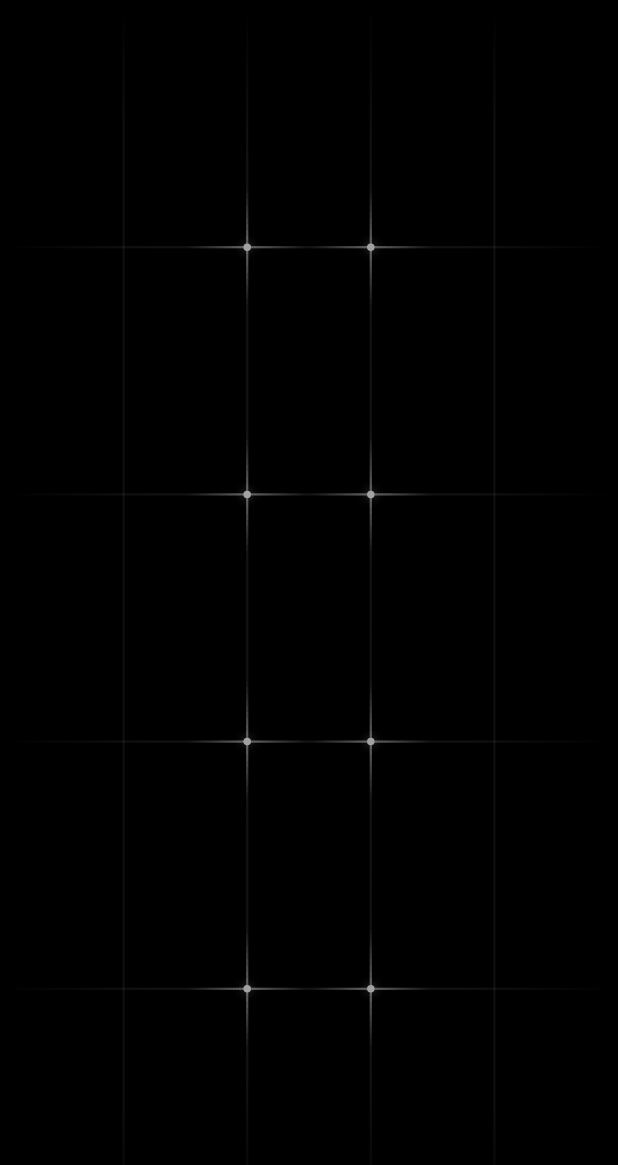
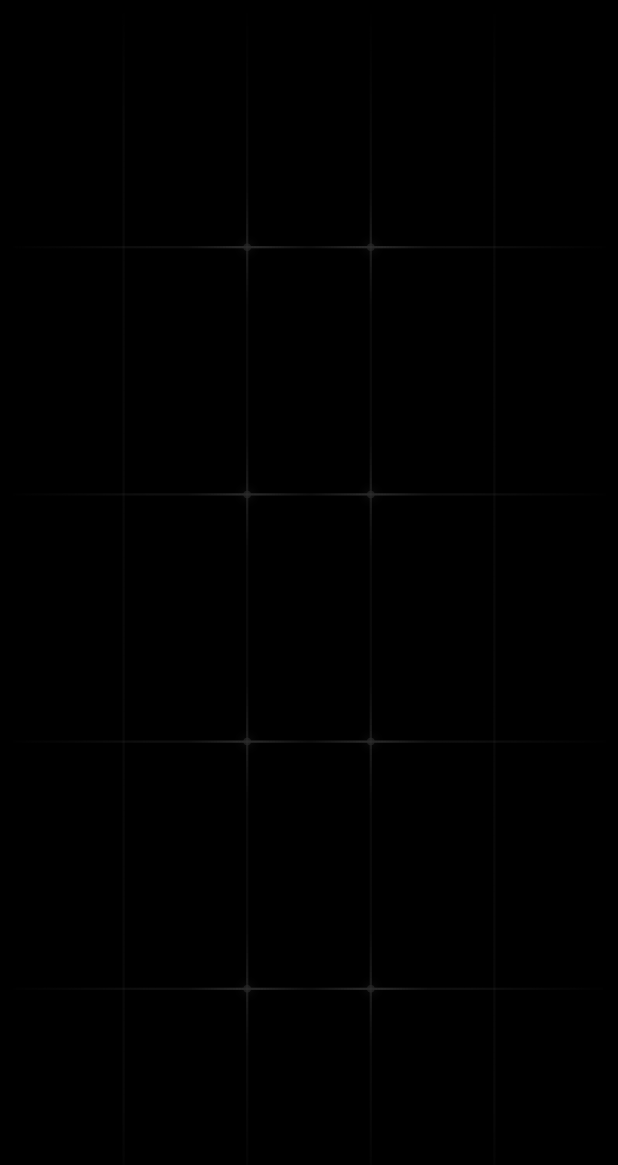
Before and after one commit to nayan1306/lazer-elements-flutter, a Flutter app: the screen it shows after launch, on a phone screen of 412 x 824 dp. Shown: the top 1165 px of the screen. Run offline on Flutter 3.47's test engine with Material 3 defaults, Android fonts, the phone set to English and light mode, and no system bars; missing offline and left inert: model_viewer_plus.

Commit message:
Feat: Implement smooth scrolling and lifting card effect in Section4. Introduced custom scroll physics for enhanced user interaction and refined visual elements in the grid background. Updated grid painter for improved visibility and aesthetics.

```diff
--- a/lib/sections/section_4.dart
+++ b/lib/sections/section_4.dart
@@ -1,5 +1,34 @@
 import 'dart:math' as math;
 import 'package:flutter/material.dart';
+import 'package:flutter/physics.dart';
+
+// Custom smooth scroll physics for ultra-smooth scrolling
+class _SmoothScrollPhysics extends ClampingScrollPhysics {
+  const _SmoothScrollPhysics({super.parent});
+
+  @override
+  _SmoothScrollPhysics applyTo(ScrollPhysics? ancestor) {
+    return _SmoothScrollPhysics(parent: buildParent(ancestor));
+  }
+
+  @override
+  Simulation? createBallisticSimulation(
+    ScrollMetrics position,
+    double velocity,
+  ) {
+    // Use spring simulation for smooth deceleration with lower friction
+    final tolerance = this.tolerance;
+    if (velocity.abs() >= tolerance.velocity || position.outOfRange) {
+      return ClampingScrollSimulation(
+        position: position.pixels,
+        velocity: velocity,
+        friction: 0.135, // Lower friction = smoother scrolling
+        tolerance: tolerance,
+      );
+    }
+    return null;
+  }
+}
 
 class Section4 extends StatefulWidget {
   const Section4({super.key});
@@ -11,6 +40,8 @@ class Section4 extends StatefulWidget {
 class _Section4State extends State<Section4>
     with SingleTickerProviderStateMixin {
   late AnimationController _controller;
+  late ScrollController _scrollController;
+  double _scrollOffset = 0.0;
 
   @override
   void initState() {
@@ -19,19 +50,37 @@ class _Section4State extends State<Section4>
       vsync: this,
       duration: const Duration(seconds: 10),
     )..repeat();
+
+    _scrollController = ScrollController();
+    _scrollController.addListener(_onScroll);
+  }
+
+  void _onScroll() {
+    // Update immediately for smooth animation
+    if (mounted) {
+      setState(() {
+        _scrollOffset = _scrollController.offset;
+      });
+    }
   }
 
   @override
   void dispose() {
     _controller.dispose();
+    _scrollController.dispose();
     super.dispose();
   }
 
   @override
   Widget build(BuildContext context) {
+    final screenHeight = MediaQuery.of(context).size.height;
+
     return Scaffold(
       backgroundColor: const Color.fromARGB(255, 0, 0, 0),
-      body: AnimatedBuilder(
+      body: Stack(
+        children: [
+          // Grid background
+          AnimatedBuilder(
             animation: _controller,
             builder: (context, child) {
               return CustomPaint(
@@ -39,6 +88,108 @@ class _Section4State extends State<Section4>
                 size: Size.infinite,
               );
             },
+          ),
+          // Fixed card at bottom of screen that lifts up
+          Positioned(
+            bottom: -100,
+            left: 0,
+            right: 0,
+            child: IgnorePointer(
+              child: _LiftingCard(scrollOffset: _scrollOffset),
+            ),
+          ),
+          // Scrollable content (for scroll detection only) - on top to receive touches
+          Positioned.fill(
+            child: SingleChildScrollView(
+              controller: _scrollController,
+              physics: const _SmoothScrollPhysics(
+                parent: ClampingScrollPhysics(),
+              ),
+              child: SizedBox(
+                height: screenHeight * 3, // Space to scroll
+              ),
+            ),
+          ),
+        ],
+      ),
+    );
+  }
+}
+
+class _LiftingCard extends StatelessWidget {
+  final double scrollOffset;
+
+  const _LiftingCard({required this.scrollOffset});
+
+  @override
+  Widget build(BuildContext context) {
+    final screenHeight = MediaQuery.of(context).size.height;
+    final screenWidth = MediaQuery.of(context).size.width;
+
+    // Calculate animation progress based on scroll
+    // Card starts lifting immediately as you scroll
+    // Animation completes over 2 screen heights for smooth lifting
+    final animationRange = screenHeight * 2.0;
+    final progress = math.min(1.0, scrollOffset / animationRange);
+
+    // Animation curves for smooth lifting effect (like picking up a laptop)
+    final liftProgress = Curves.easeOutCubic.transform(progress);
+
+    // Transform values
+    // Start: card lying flat (rotated -90 degrees around x-axis)
+    // End: card facing forward (0 rotation, full visibility)
+
+    // Rotation: starts at -90 degrees (flat, facing down), ends at 0 degrees (facing forward)
+    final rotationAngle =
+        (1.0 - liftProgress) * -math.pi / 2; // -90 to 0 degrees
+
+    // Height adjustment: as card rotates up, lift it slightly
+    // When flat, it's at bottom (0 offset). When lifted, move it up for visibility
+    final liftHeight = liftProgress * 100.0; // Lift up 100px when fully upright
+
+    // Opacity: fades in as it lifts
+    final opacity = 0.0 + (liftProgress * 1.0);
+
+    // Rotate around bottom edge (pivot point at bottom center)
+    // Using 3D perspective transform for realistic laptop-opening effect
+    return Transform(
+      alignment: Alignment.bottomCenter,
+      transform: Matrix4.identity()
+        ..setEntry(3, 2, 0.001) // Perspective
+        ..translate(0.0, -liftHeight) // Move up as it lifts
+        ..rotateX(rotationAngle),
+      child: Opacity(
+        opacity: opacity,
+        child: Container(
+          width: screenWidth * 0.85,
+          height: screenHeight * 0.85,
+          margin: EdgeInsets.symmetric(horizontal: screenWidth * 0.075),
+          padding: const EdgeInsets.all(10),
+          decoration: BoxDecoration(
+            color: const Color.fromARGB(255, 17, 17, 17),
+            borderRadius: BorderRadius.circular(16),
+            border: Border.all(
+              color: const Color.fromARGB(100, 173, 173, 173),
+              width: 1.5,
+            ),
+            boxShadow: [
+              BoxShadow(
+                color: Colors.black.withOpacity(0.5),
+                blurRadius: 20,
+                spreadRadius: 5,
+                offset: Offset(0, 10 * (1 - liftProgress)),
+              ),
+            ],
+          ),
+          child: Container(
+            width: screenWidth * 0.85,
+            height: screenHeight * 0.85,
+            decoration: BoxDecoration(
+              color: const Color.fromARGB(255, 26, 26, 26),
+              borderRadius: BorderRadius.circular(16),
+            ),
+          ),
+        ),
       ),
     );
   }
@@ -134,8 +285,9 @@ class _GridPainter extends CustomPainter {
       );
 
       // Combine intersection brightness and edge fade
-      final baseOpacity = 0.1 + (intersectionFade * 0.5);
-      return baseOpacity * edgeFade;
+      // Make lines more visible - grey color with higher base opacity
+      final baseOpacity = 0.2 + (intersectionFade * 0.4);
+      return baseOpacity * edgeFade * 0.5; // Reduced by 30%
     }
 
     // Draw horizontal lines with fading
@@ -163,9 +315,9 @@ class _GridPainter extends CustomPainter {
           final paint = Paint()
             ..color = const Color.fromARGB(
               255,
-              173,
-              173,
-              173,
+              150,
+              150,
+              150,
             ).withOpacity((opacity1 + opacity2) / 2)
             ..style = PaintingStyle.stroke
             ..strokeWidth = 1.5;
@@ -204,9 +356,9 @@ class _GridPainter extends CustomPainter {
           final paint = Paint()
             ..color = const Color.fromARGB(
               255,
-              172,
-              172,
-              172,
+              93,
+              93,
+              93,
             ).withOpacity((opacity1 + opacity2) / 2)
             ..style = PaintingStyle.stroke
             ..strokeWidth = 1.5;
@@ -220,15 +372,15 @@ class _GridPainter extends CustomPainter {
       }
     }
 
-    // Draw white dots at intersections
+    // Draw grey dots at intersections
     final dotPaint = Paint()
-      ..color = const Color.fromARGB(255, 162, 162, 162)
+      ..color = const Color.fromARGB(171, 40, 40, 40)
       ..style = PaintingStyle.fill;
 
     for (final intersection in intersections) {
       // Draw dot with slight glow
       final glowDotPaint = Paint()
-        ..color = const Color.fromARGB(255, 113, 113, 113).withOpacity(0.3)
+        ..color = const Color.fromARGB(172, 30, 30, 30).withOpacity(0.4)
         ..style = PaintingStyle.fill
         ..maskFilter = MaskFilter.blur(BlurStyle.normal, 3);
 
```
Lines whose indentation alone changed are shown as unchanged.
